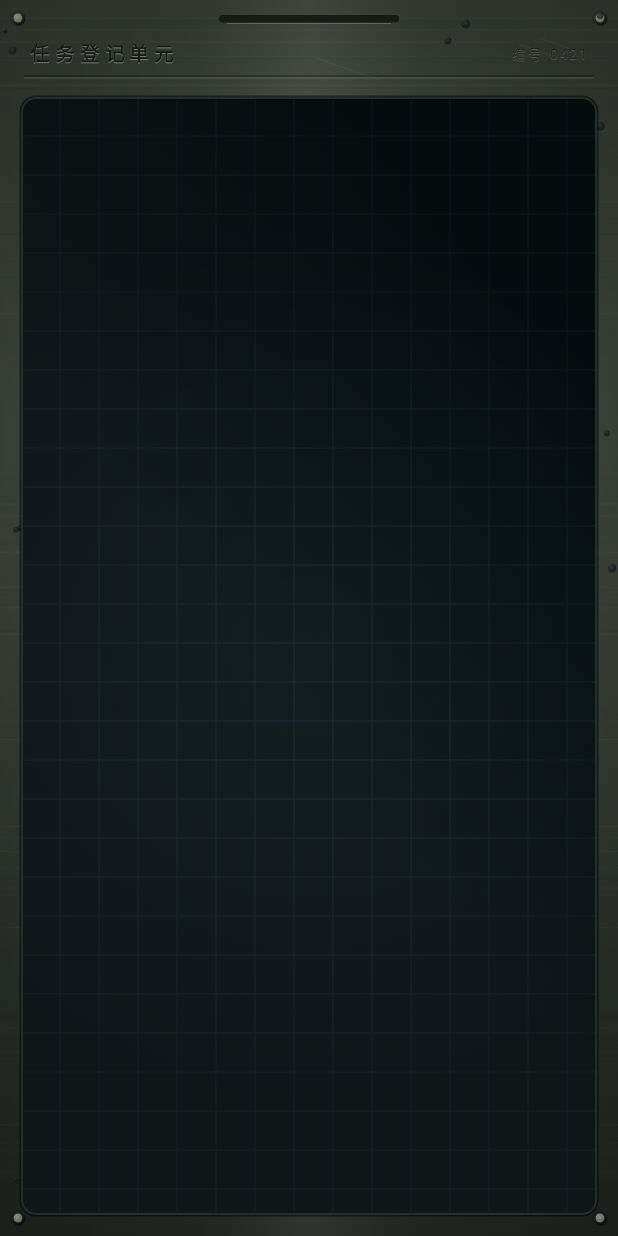
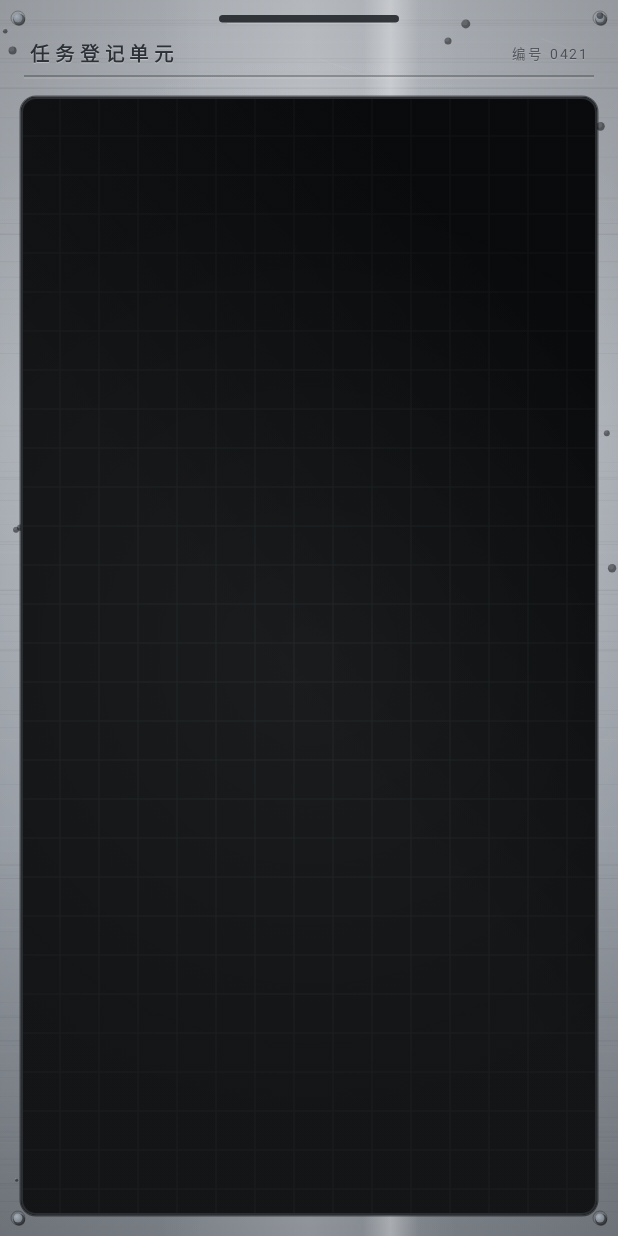
Before and after one commit to Mengpolar/DailyCheck-in, an Android app built with Jetpack Compose: the composable DeviceShell shown on its own in the app's theme, on a phone screen of 412 x 824 dp. Run offline under Robolectric (Android 15) with nearby library versions, the phone set to English and light mode, and no system bars.

Commit message:
feat: v0.0.34 设备面板材质迭代：银色现代金属+增强陀螺仪反光，屏幕改灰黑，天蓝提亮

```diff
--- a/app/build.gradle.kts
+++ b/app/build.gradle.kts
@@ -17,8 +17,8 @@ android {
         applicationId = "com.mengpolar.dailycheck"
         minSdk = 26
         targetSdk = 34
-        versionName = ciVersion ?: "0.0.33"
-        versionCode = ciVersionCode ?: 33
+        versionName = ciVersion ?: "0.0.34"
+        versionCode = ciVersionCode ?: 34
     }
 
     signingConfigs {
--- a/app/src/main/java/com/mengpolar/dailycheck/ui/TaskEditSheet.kt
+++ b/app/src/main/java/com/mengpolar/dailycheck/ui/TaskEditSheet.kt
@@ -81,19 +81,19 @@ import androidx.compose.ui.unit.sp
 import com.mengpolar.dailycheck.data.TaskUi
 import kotlin.random.Random
 
-// ============ 设备色板：陈旧金属外壳 + CRT 屏幕天蓝荧光 ============
-private val ShellTop = Color(0xFF3E463C) // 壳面受光
-private val ShellBottom = Color(0xFF2C322B) // 壳面背光
-private val ShellMetal = Color(0xFF565E52) // 铆钉金属
-private val ShellMetalHi = Color(0xFF8A9280) // 金属高光
-private val ShellInk = Color(0xFF171B16) // 丝印刻字（暗）
-private val ScreenBg = Color(0xFF081418) // 屏幕底
-private val ScreenGrid = Color(0xFF14262E) // 屏内网格
-private val TermBlue = Color(0xFF6ECFE8) // 天蓝主色
-private val TermBlueBright = Color(0xFFA5E6F5) // 高亮/光标
-private val TermBlueDim = Color(0xFF4E93AC) // 次级文字
+// ============ 设备色板：现代银色金属外壳 + 灰黑 CRT 屏幕天蓝荧光 ============
+private val ShellTop = Color(0xFFC6CBD2) // 壳面受光（银）
+private val ShellBottom = Color(0xFF9BA2AB) // 壳面背光（银）
+private val ShellMetal = Color(0xFF6E767F) // 铆钉钢材
+private val ShellMetalHi = Color(0xFFA6AEB8) // 金属高光
+private val ShellInk = Color(0xFF2C3037) // 丝印刻字（暗）
+private val ScreenBg = Color(0xFF101214) // 屏幕底（灰黑）
+private val ScreenGrid = Color(0xFF1D2023) // 屏内网格
+private val TermBlue = Color(0xFF55CFFF) // 天蓝主色（亮）
+private val TermBlueBright = Color(0xFFC6F1FF) // 高亮/光标
+private val TermBlueDim = Color(0xFF4AA6C4) // 次级文字
 private val TermRed = Color(0xFFFF7A6B) // 荧光警示红
-private val TermInk = Color(0xFFE8F2F5) // 输入内容近白
+private val TermInk = Color(0xFFF0F8FC) // 输入内容近白
 
 // ============ 设备姿态（陀螺仪）→ 金属反光偏移 ============
 private data class Tilt(val x: Float = 0f, val y: Float = 0f)
@@ -431,36 +431,47 @@ private fun DeviceShell(
                     Offset(0f, y), Offset(size.width, y), 1f,
                 )
             }
-            // 边缘磨损暗角
+            // 边缘磨损暗角（银色机身、收敛的旧感）
             drawRect(
                 Brush.verticalGradient(
-                    listOf(Color.Black.copy(alpha = 0.22f), Color.Transparent, Color.Transparent, Color.Black.copy(alpha = 0.28f)),
+                    listOf(Color.Black.copy(alpha = 0.16f), Color.Transparent, Color.Transparent, Color.Black.copy(alpha = 0.22f)),
                 ),
             )
             drawRect(
                 Brush.horizontalGradient(
-                    listOf(Color.Black.copy(alpha = 0.14f), Color.Transparent, Color.Transparent, Color.Black.copy(alpha = 0.14f)),
+                    listOf(Color.Black.copy(alpha = 0.10f), Color.Transparent, Color.Transparent, Color.Black.copy(alpha = 0.10f)),
                 ),
             )
-            // 陀螺仪反光：随姿态漂移的软光斑 + 竖向高光带（仿佛固定光源照在金属上）
+            // 陀螺仪反光：随姿态漂移的强光斑 + 双高光带（固定光源照在银色金属上）
             val cx = size.width * (0.5f - tilt.y * 0.32f)
             val cy = size.height * (0.40f - tilt.x * 0.28f)
             drawRect(
                 Brush.radialGradient(
-                    listOf(Color.White.copy(alpha = 0.10f), Color.Transparent),
+                    listOf(Color.White.copy(alpha = 0.24f), Color.Transparent),
                     center = Offset(cx, cy),
-                    radius = size.width * 0.8f,
+                    radius = size.width * 0.72f,
                 ),
             )
-            val band = size.width * 0.18f
+            val band = size.width * 0.24f
             drawRect(
                 Brush.horizontalGradient(
-                    listOf(Color.Transparent, Color.White.copy(alpha = 0.07f), Color.Transparent),
+                    listOf(Color.Transparent, Color.White.copy(alpha = 0.16f), Color.Transparent),
                     startX = cx - band,
                     endX = cx + band,
                 ),
                 topLeft = Offset(cx - band, 0f),
                 size = Size(band * 2, size.height),
+            )
+            // 窄锐利次级高光条（镜面反光的亮线）
+            val nb = size.width * 0.045f
+            drawRect(
+                Brush.horizontalGradient(
+                    listOf(Color.Transparent, Color.White.copy(alpha = 0.30f), Color.Transparent),
+                    startX = cx + band * 0.55f - nb,
+                    endX = cx + band * 0.55f + nb,
+                ),
+                topLeft = Offset(cx + band * 0.55f - nb, 0f),
+                size = Size(nb * 2, size.height),
             )
             // 四角铆钉
             val pad = 12.dp.toPx()
@@ -486,7 +497,7 @@ private fun DeviceShell(
             val gy = 10.dp.toPx()
             val gh = 5.dp.toPx()
             drawRoundRect(
-                Color(0xFF12140F).copy(alpha = 0.85f),
+                Color(0xFF1B1E22).copy(alpha = 0.85f),
                 topLeft = Offset(gx, gy),
                 size = Size(gw, gh),
                 cornerRadius = CornerRadius(gh / 2),
@@ -498,8 +509,8 @@ private fun DeviceShell(
             // 掉漆斑与划痕
             chips.forEach { (fx, fy, s) ->
                 val p = Offset(fx * size.width, fy * size.height)
-                drawCircle(Color(0xFF14161A).copy(alpha = 0.7f), s, p)
-                drawCircle(Color.White.copy(alpha = 0.06f), s * 0.65f, Offset(p.x - 1f, p.y - 1.5f))
+                drawCircle(Color(0xFF14161A).copy(alpha = 0.55f), s, p)
+                drawCircle(Color.White.copy(alpha = 0.10f), s * 0.65f, Offset(p.x - 1f, p.y - 1.5f))
             }
             scratches.forEach { (fx, fy, len) ->
                 val y = fy * size.height
@@ -578,7 +589,7 @@ private fun DeviceScreen(
     )
     Box(
         modifier
-            .border(1.dp, Color(0xFF222E2A), RoundedCornerShape(10.dp)),
+            .border(1.dp, Color(0xFF2A2E32), RoundedCornerShape(10.dp)),
     ) {
         Canvas(Modifier.matchParentSize()) {
             val radius = 10.dp.toPx()
@@ -746,7 +757,7 @@ private fun SegmentedToggle(
             .fillMaxWidth()
             .height(42.dp)
             .clip(RoundedCornerShape(8.dp))
-            .background(Color(0xFF0C1A22))
+            .background(Color(0xFF171A1E))
             .border(1.dp, TermBlueDim.copy(alpha = 0.4f), RoundedCornerShape(8.dp)),
     ) {
         val cell = maxWidth / options.size
```
